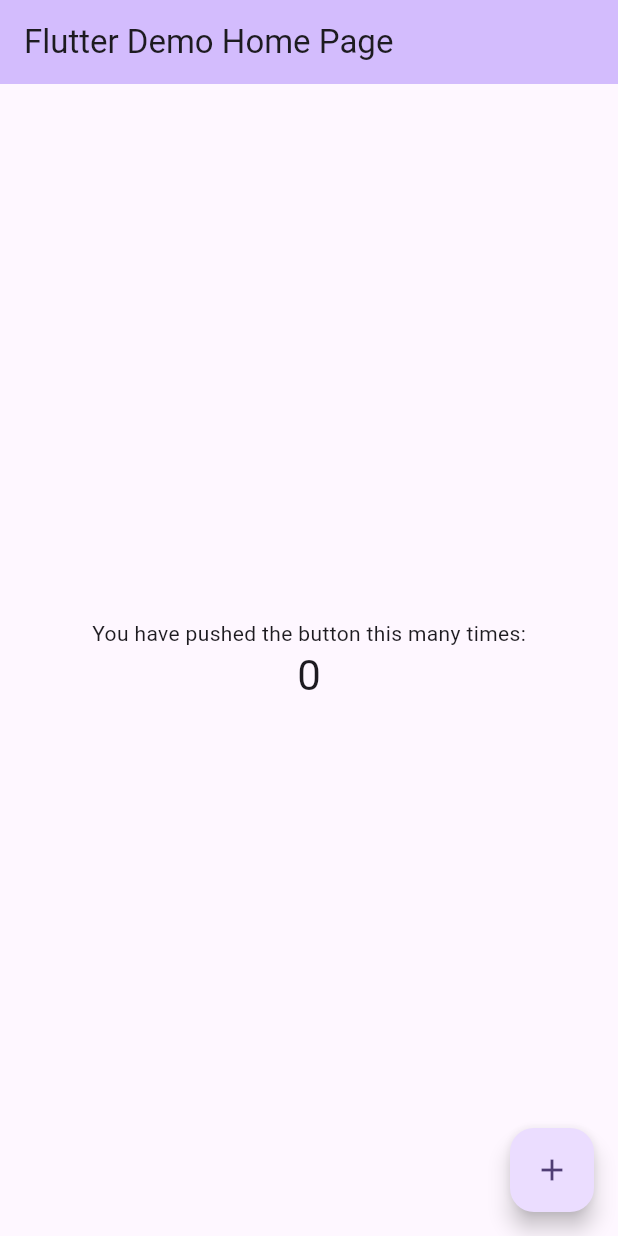
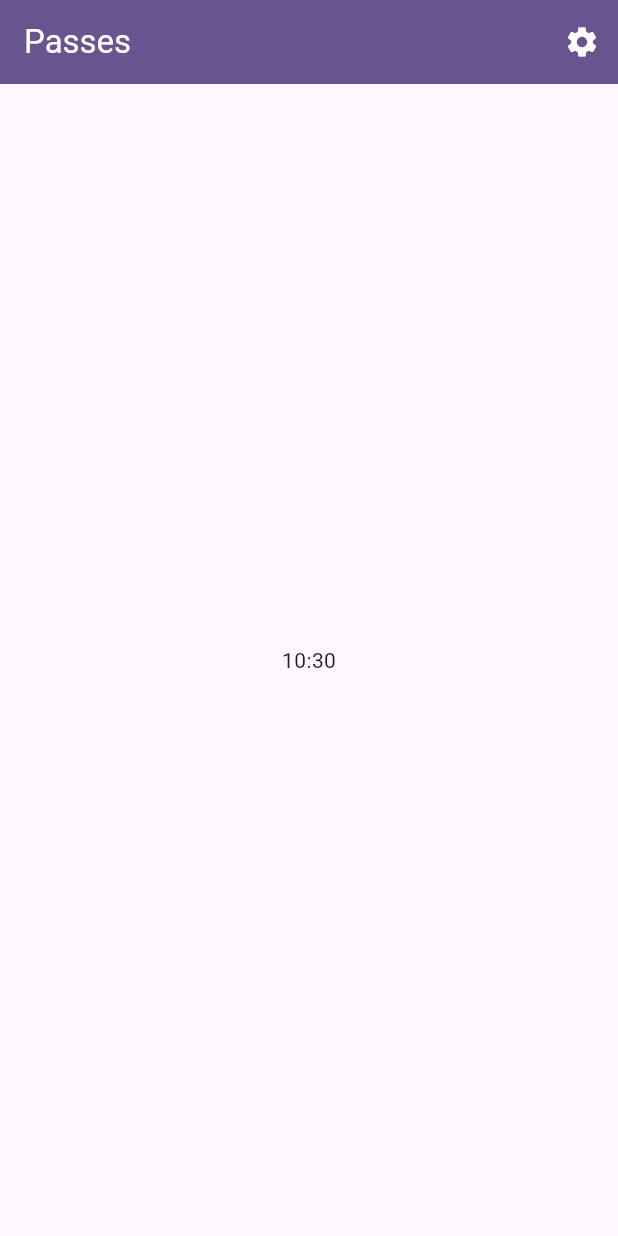
Before and after one commit to nieich/flutter_pass_app, a Flutter app: the screen it shows after launch, on a phone screen of 412 x 824 dp. Run offline on Flutter 3.47's test engine with Material 3 defaults, Android fonts, the phone set to English and light mode, and no system bars; our stand-ins replace go_router.

```diff
--- a/lib/main.dart
+++ b/lib/main.dart
@@ -1,4 +1,5 @@
 import 'package:flutter/material.dart';
+import 'package:flutter_pass_app/navigation/router.dart';
 
 void main() {
   runApp(const MyApp());
@@ -10,113 +11,10 @@ class MyApp extends StatelessWidget {
   // This widget is the root of your application.
   @override
   Widget build(BuildContext context) {
-    return MaterialApp(
+    return MaterialApp.router(
       title: 'Flutter Demo',
-      theme: ThemeData(
-        // This is the theme of your application.
-        //
-        // TRY THIS: Try running your application with "flutter run". You'll see
-        // the application has a purple toolbar. Then, without quitting the app,
-        // try changing the seedColor in the colorScheme below to Colors.green
-        // and then invoke "hot reload" (save your changes or press the "hot
-        // reload" button in a Flutter-supported IDE, or press "r" if you used
-        // the command line to start the app).
-        //
-        // Notice that the counter didn't reset back to zero; the application
-        // state is not lost during the reload. To reset the state, use hot
-        // restart instead.
-        //
-        // This works for code too, not just values: Most code changes can be
-        // tested with just a hot reload.
-        colorScheme: ColorScheme.fromSeed(seedColor: Colors.deepPurple),
-      ),
-      home: const MyHomePage(title: 'Flutter Demo Home Page'),
+      theme: ThemeData(colorScheme: ColorScheme.fromSeed(seedColor: Colors.deepPurple)),
+      routerConfig: router,
     );
   }
 }
-
-class MyHomePage extends StatefulWidget {
-  const MyHomePage({super.key, required this.title});
-
-  // This widget is the home page of your application. It is stateful, meaning
-  // that it has a State object (defined below) that contains fields that affect
-  // how it looks.
-
-  // This class is the configuration for the state. It holds the values (in this
-  // case the title) provided by the parent (in this case the App widget) and
-  // used by the build method of the State. Fields in a Widget subclass are
-  // always marked "final".
-
-  final String title;
-
-  @override
-  State<MyHomePage> createState() => _MyHomePageState();
-}
-
-class _MyHomePageState extends State<MyHomePage> {
-  int _counter = 0;
-
-  void _incrementCounter() {
-    setState(() {
-      // This call to setState tells the Flutter framework that something has
-      // changed in this State, which causes it to rerun the build method below
-      // so that the display can reflect the updated values. If we changed
-      // _counter without calling setState(), then the build method would not be
-      // called again, and so nothing would appear to happen.
-      _counter++;
-    });
-  }
-
-  @override
-  Widget build(BuildContext context) {
-    // This method is rerun every time setState is called, for instance as done
-    // by the _incrementCounter method above.
-    //
-    // The Flutter framework has been optimized to make rerunning build methods
-    // fast, so that you can just rebuild anything that needs updating rather
-    // than having to individually change instances of widgets.
-    return Scaffold(
-      appBar: AppBar(
-        // TRY THIS: Try changing the color here to a specific color (to
-        // Colors.amber, perhaps?) and trigger a hot reload to see the AppBar
-        // change color while the other colors stay the same.
-        backgroundColor: Theme.of(context).colorScheme.inversePrimary,
-        // Here we take the value from the MyHomePage object that was created by
-        // the App.build method, and use it to set our appbar title.
-        title: Text(widget.title),
-      ),
-      body: Center(
-        // Center is a layout widget. It takes a single child and positions it
-        // in the middle of the parent.
-        child: Column(
-          // Column is also a layout widget. It takes a list of children and
-          // arranges them vertically. By default, it sizes itself to fit its
-          // children horizontally, and tries to be as tall as its parent.
-          //
-          // Column has various properties to control how it sizes itself and
-          // how it positions its children. Here we use mainAxisAlignment to
-          // center the children vertically; the main axis here is the vertical
-          // axis because Columns are vertical (the cross axis would be
-          // horizontal).
-          //
-          // TRY THIS: Invoke "debug painting" (choose the "Toggle Debug Paint"
-          // action in the IDE, or press "p" in the console), to see the
-          // wireframe for each widget.
-          mainAxisAlignment: MainAxisAlignment.center,
-          children: <Widget>[
-            const Text('You have pushed the button this many times:'),
-            Text(
-              '$_counter',
-              style: Theme.of(context).textTheme.headlineMedium,
-            ),
-          ],
-        ),
-      ),
-      floatingActionButton: FloatingActionButton(
-        onPressed: _incrementCounter,
-        tooltip: 'Increment',
-        child: const Icon(Icons.add),
-      ), // This trailing comma makes auto-formatting nicer for build methods.
-    );
-  }
-}
--- /dev/null
+++ b/lib/navigation/router.dart
@@ -0,0 +1,27 @@
+import 'package:flutter/material.dart';
+import 'package:flutter_pass_app/navigation/routes.dart';
+import 'package:flutter_pass_app/pages/home_page.dart';
+import 'package:flutter_pass_app/pages/settings_page.dart';
+
+import 'package:go_router/go_router.dart';
+
+final _rootNavigationKey = GlobalKey<NavigatorState>(debugLabel: 'root');
+
+final router = GoRouter(
+  navigatorKey: _rootNavigationKey,
+  initialLocation: Routes.pathHome,
+  routes: [
+    GoRoute(
+      path: Routes.pathHome,
+      builder: (context, state) {
+        return const HomePage();
+      },
+    ),
+    GoRoute(
+      path: Routes.pathSettings,
+      builder: (context, state) {
+        return const SettingsPage();
+      },
+    ),
+  ],
+);
--- /dev/null
+++ b/lib/navigation/routes.dart
@@ -0,0 +1,8 @@
+class Routes {
+  Routes._();
+  static const String root = '/';
+  static const String home = 'Home';
+  static const String pathHome = '$root$home';
+  static const String settings = 'Settings';
+  static const String pathSettings = '$pathHome/$settings';
+}
--- /dev/null
+++ b/lib/pages/home_page.dart
@@ -0,0 +1,37 @@
+import 'package:flutter/material.dart';
+import 'package:flutter_pass_app/navigation/routes.dart';
+import 'package:go_router/go_router.dart';
+import 'package:intl/intl.dart';
+
+class HomePage extends StatelessWidget {
+  const HomePage({super.key});
+
+  @override
+  Widget build(BuildContext context) {
+    return Scaffold(
+      appBar: AppBar(
+        title: Text('Passes', style: TextStyle(color: Theme.of(context).colorScheme.onPrimary)),
+        backgroundColor: Theme.of(context).colorScheme.primary,
+        actions: [
+          IconButton(
+            icon: Icon(Icons.settings, color: Theme.of(context).colorScheme.onPrimary),
+            onPressed: () {
+              context.push(Routes.pathSettings);
+            },
+          ),
+        ],
+      ),
+      backgroundColor: Theme.of(context).colorScheme.surface,
+      body: _buildBody(context),
+    );
+  }
+
+  _buildBody(BuildContext context) {
+    return Center(
+      child: Text(
+        DateFormat("HH:mm").format(DateTime.now()),
+        style: TextStyle(color: Theme.of(context).colorScheme.onSurface),
+      ),
+    );
+  }
+}
--- a/pubspec.yaml
+++ b/pubspec.yaml
@@ -34,6 +34,10 @@ dependencies:
   # The following adds the Cupertino Icons font to your application.
   # Use with the CupertinoIcons class for iOS style icons.
   cupertino_icons: ^1.0.8
+
+  intl:
+
+  go_router:
 
 dev_dependencies:
   flutter_test:
```
Also changed, not shown: lib/navigation/Scaffold.dart (added, +35 -0 lines), lib/navigation/destinations.dart (added, +15 -0 lines), lib/pages/settings_page.dart (added, +23 -0 lines), pubspec.lock.
